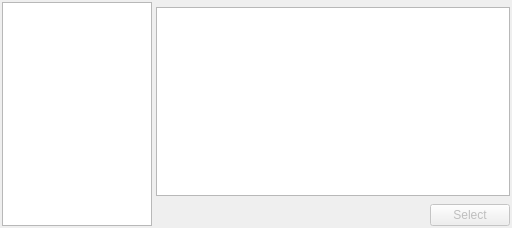
First picture: the form in ui/field_text_selection_widget.ui, repository zkovari/plotlyst, before the edit.
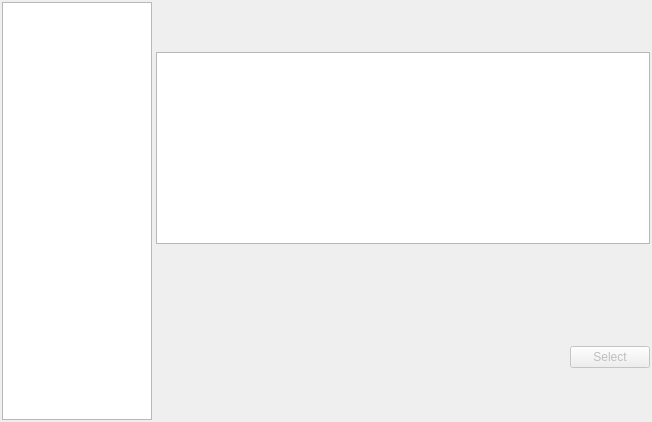
Second picture: the form after the edit. Custom widgets are drawn as their Qt base class.

Commit message: Reduce margins in field text selection widget

The edit to the form file:
```diff
--- a/ui/field_text_selection_widget.ui
+++ b/ui/field_text_selection_widget.ui
@@ -6,8 +6,8 @@
    <rect>
     <x>0</x>
     <y>0</y>
-    <width>512</width>
-    <height>228</height>
+    <width>652</width>
+    <height>422</height>
    </rect>
   </property>
   <property name="sizePolicy">
@@ -86,19 +86,9 @@
    </item>
    <item>
     <layout class="QVBoxLayout" name="verticalLayout">
-     <item>
-      <spacer name="horizontalSpacer">
-       <property name="orientation">
-        <enum>Qt::Horizontal</enum>
-       </property>
-       <property name="sizeHint" stdset="0">
-        <size>
-         <width>40</width>
-         <height>5</height>
-        </size>
-       </property>
-      </spacer>
-     </item>
+     <property name="spacing">
+      <number>1</number>
+     </property>
      <item>
       <widget class="QTextBrowser" name="textBrowser">
        <property name="sizePolicy">
```
Left out of the diff: 6 changed lines with no effect on the pictures.
